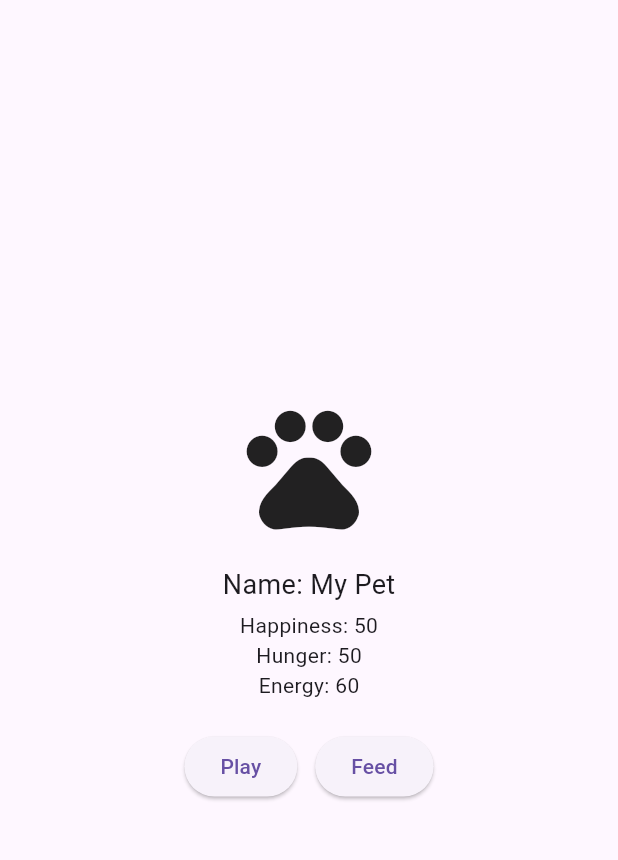
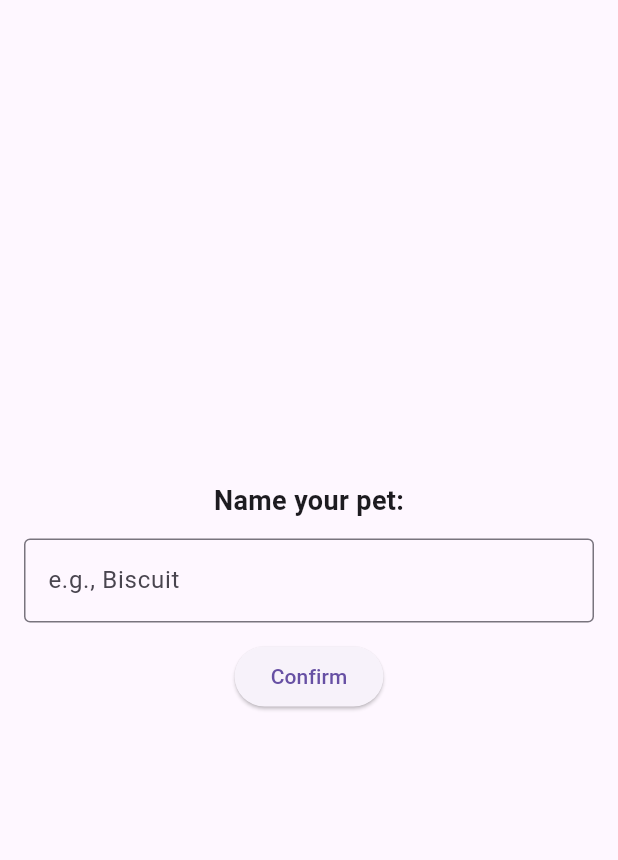
Before and after one commit to mohitkokane3900/final_digital_pet_app, a Flutter app: the screen it shows after launch, on a phone screen of 412 x 824 dp, the part 63-923 px from its top. Run offline on Flutter 3.47's test engine with Material 3 defaults, Android fonts, the phone set to English and light mode, and no system bars.

Commit message:
Add pet name customization screen and hunger increase over time

```diff
--- a/lib/main.dart
+++ b/lib/main.dart
@@ -1,3 +1,4 @@
+import 'dart:async';
 import 'package:flutter/material.dart';
 
 void main() {
@@ -12,9 +13,32 @@ class DigitalPetApp extends StatefulWidget {
 
 class _DigitalPetAppState extends State<DigitalPetApp> {
   String petName = "My Pet";
+  bool nameSet = false;
+
   int happiness = 50;
   int hunger = 50;
   int energy = 60;
+
+  final TextEditingController _nameCtrl = TextEditingController();
+  Timer? hungerTimer;
+
+  @override
+  void initState() {
+    super.initState();
+    hungerTimer = Timer.periodic(const Duration(seconds: 30), (_) {
+      if (!nameSet) return;
+      setState(() {
+        hunger = (hunger + 5).clamp(0, 100);
+      });
+    });
+  }
+
+  @override
+  void dispose() {
+    hungerTimer?.cancel();
+    _nameCtrl.dispose();
+    super.dispose();
+  }
 
   void _play() {
     setState(() {
@@ -33,6 +57,46 @@ class _DigitalPetAppState extends State<DigitalPetApp> {
 
   @override
   Widget build(BuildContext context) {
+    if (!nameSet) {
+      return Scaffold(
+        appBar: AppBar(title: const Text("Digital Pet")),
+        body: Center(
+          child: Padding(
+            padding: const EdgeInsets.all(16),
+            child: Column(
+              mainAxisSize: MainAxisSize.min,
+              children: [
+                const Text(
+                  "Name your pet:",
+                  style: TextStyle(fontSize: 18, fontWeight: FontWeight.w600),
+                ),
+                const SizedBox(height: 12),
+                TextField(
+                  controller: _nameCtrl,
+                  textInputAction: TextInputAction.done,
+                  decoration: const InputDecoration(
+                    hintText: "e.g., Biscuit",
+                    border: OutlineInputBorder(),
+                  ),
+                ),
+                const SizedBox(height: 12),
+                ElevatedButton(
+                  onPressed: () {
+                    final n = _nameCtrl.text.trim();
+                    setState(() {
+                      petName = n.isEmpty ? "My Pet" : n;
+                      nameSet = true;
+                    });
+                  },
+                  child: const Text("Confirm"),
+                ),
+              ],
+            ),
+          ),
+        ),
+      );
+    }
+
     return Scaffold(
       appBar: AppBar(title: const Text("Digital Pet")),
       body: Center(
```
